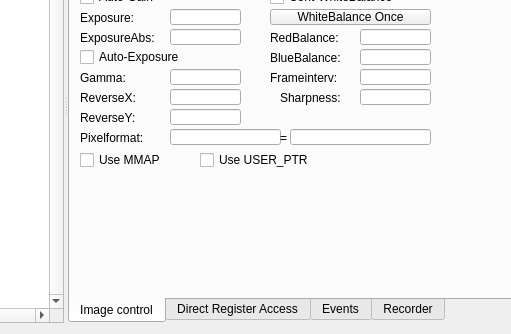
First picture: the form in Source/res/v4l2test.ui, repository alliedvision/V4L2Viewer, before the edit; both pictures show x 370 to 881 and y 486 to 820 of the 1224 by 820 pixel window.
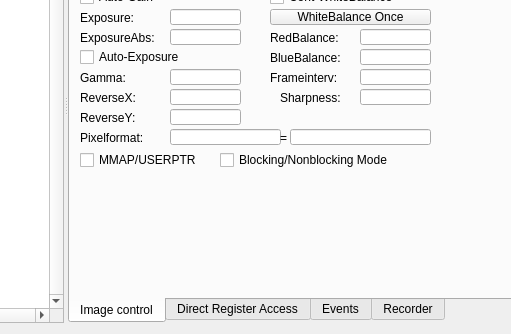
Second picture: the form after the edit. Icons and pictures are not drawn.

Commit message: 1.5: revert Fix and rename the GUI controls to make handling more clear.         FrameObserver issue didn't queue all frames

```diff
--- a/Source/res/v4l2test.ui
+++ b/Source/res/v4l2test.ui
@@ -715,14 +715,14 @@
           </property>
           <property name="geometry">
            <rect>
-            <x>130</x>
+            <x>150</x>
             <y>260</y>
-            <width>131</width>
+            <width>211</width>
             <height>22</height>
            </rect>
           </property>
           <property name="text">
-           <string>Use USER_PTR</string>
+           <string>Blocking/Nonblocking Mode</string>
           </property>
          </widget>
          <widget class="QCheckBox" name="m_chkUseMMAP">
@@ -733,12 +733,12 @@
            <rect>
             <x>10</x>
             <y>260</y>
-            <width>93</width>
+            <width>131</width>
             <height>22</height>
            </rect>
           </property>
           <property name="text">
-           <string>Use MMAP</string>
+           <string>MMAP/USERPTR</string>
           </property>
          </widget>
          <widget class="QLineEdit" name="m_edBrightness">
```
Left out of the diff: 16 changed lines with no effect on the pictures. The commit also changes 5 other files.
